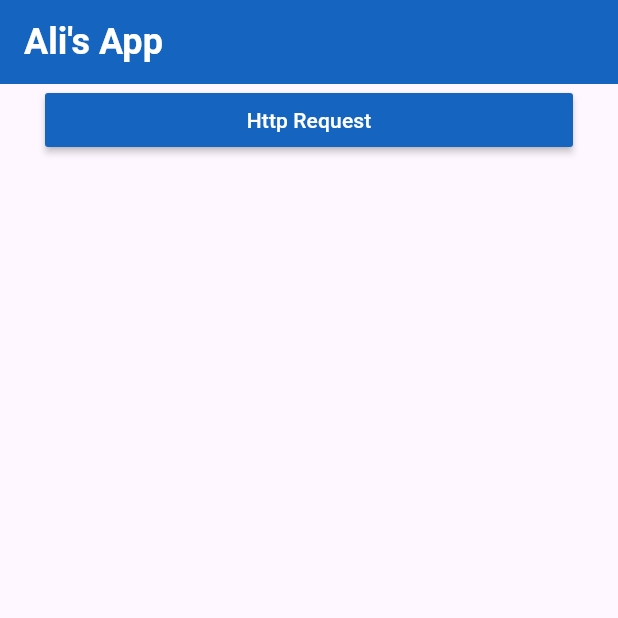
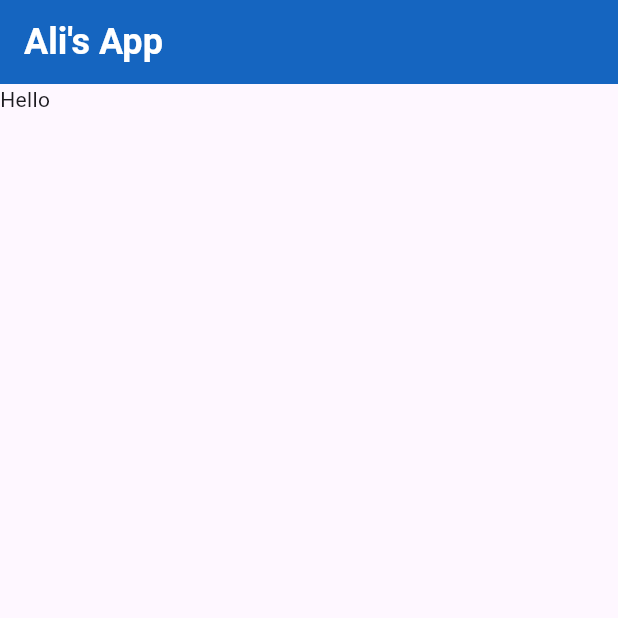
Before and after one commit to alimhassaan/flutter_projects, a Flutter app: the screen it shows after launch, on a phone screen of 412 x 824 dp, the top half of it. Run offline on Flutter 3.47's test engine with Material 3 defaults, Android fonts, the phone set to English and light mode, and no system bars; our stand-ins replace firebase_core; accounts and stored records are empty.

```diff
--- a/lib/homepage.dart
+++ b/lib/homepage.dart
@@ -28,19 +28,9 @@ class _HomepageState extends State<Homepage> {
         ),
         body: ListView(
           children: [
-            Container(
-              margin: EdgeInsets.symmetric(horizontal: 30),
-              child: MaterialButton(
-                color: Colors.blue[800],
-                textColor: Colors.white,
-                onPressed: () async {
-                  // var response =  await get(
-                  //   Uri.parse("https://jsonplaceholder.typicode.com/posts"),
-                  // );
-                },
-                child: Text("Http Request"),
-              ),
-            ),
+
+            Text("Hello"),
+
           ],
         ),
       ),
--- a/lib/main.dart
+++ b/lib/main.dart
@@ -1,7 +1,10 @@
 import 'package:flutter/material.dart';
 import 'homepage.dart';
+import 'package:firebase_core/firebase_core.dart';
 
-void main() {
+void main() async {
+  WidgetsFlutterBinding.ensureInitialized();
+  await Firebase.initializeApp();
   runApp(MyApp());
 }
 
--- a/pubspec.yaml
+++ b/pubspec.yaml
@@ -38,6 +38,12 @@ dependencies:
   geolocator: ^13.0.2
   geocoding: ^3.0.0
   google_maps_flutter: ^2.10.0
+  firebase_core: ^4.10.0
+  cloud_firestore: ^6.5.0
+  firebase_storage: ^13.4.2
+  firebase_messaging: ^16.3.0
+  firebase_auth: ^6.5.2
+  google_sign_in: ^7.2.0
 
 dev_dependencies:
   flutter_test:
```
Also changed, not shown: pubspec.lock, 4 other files.
